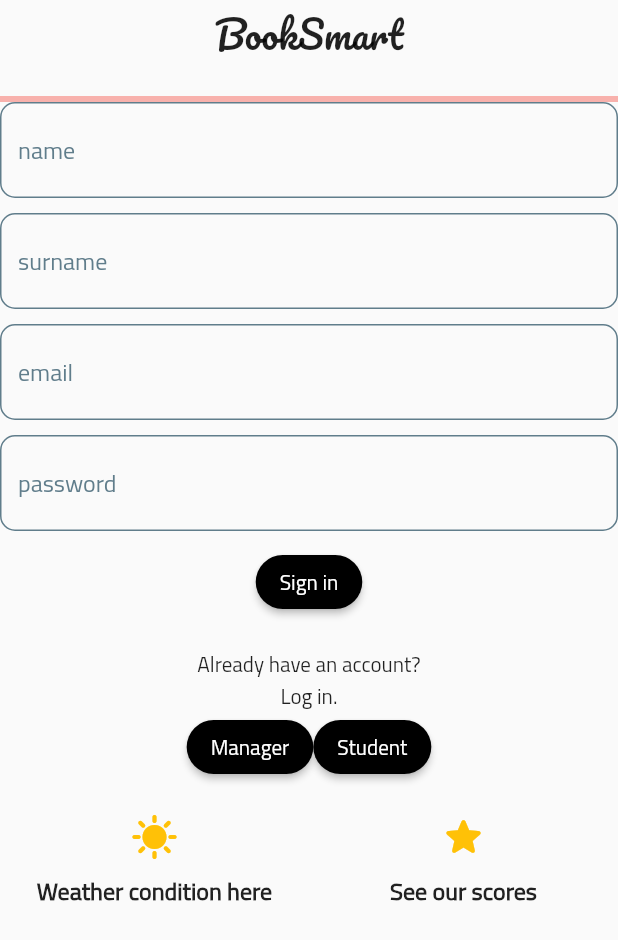
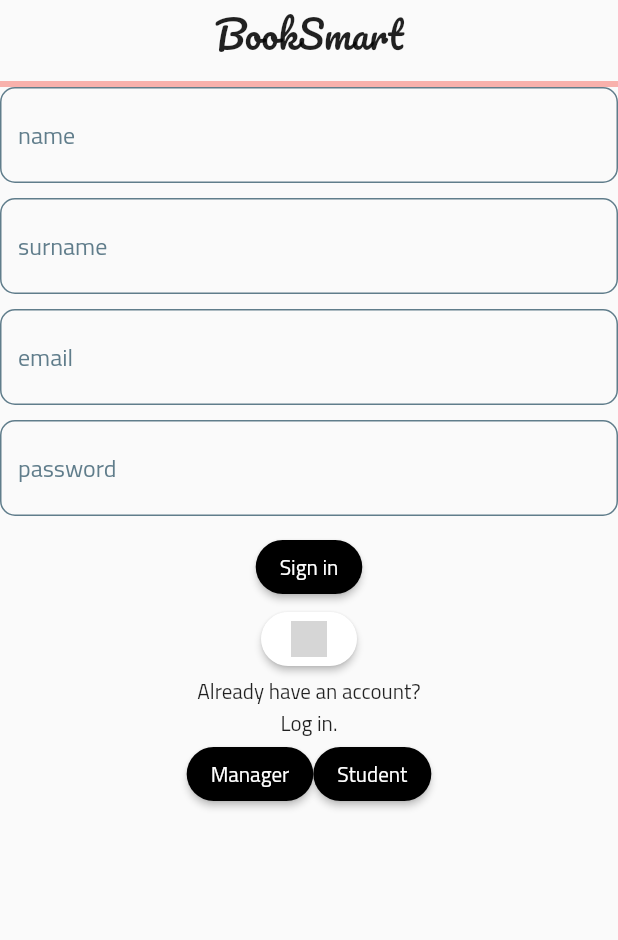
Before and after one commit to minaunal/BookCafe, a Flutter app: the Kayit widget shown alone on an empty page, opened directly, on a phone screen of 412 x 824 dp. Shown: the top 940 px of the screen. Run offline on Flutter 3.47's test engine with Material 2 defaults, Android fonts, the light colour scheme and no system bars; our stand-ins replace cloud_firestore, firebase_auth, firebase_core, flutter_credit_card, flutter_rating_bar, google_sign_in and 2 more; missing offline and left inert: flutter_animated_icons, flutter_barcode_scanner; accounts and stored records are empty; grey boxes are pictures that could not be loaded.

Commit message:
-Added google signing-in feature. -Removed weather and stars from the login screen. Will be added later.

```diff
--- a/lib/kullanicigiris.dart
+++ b/lib/kullanicigiris.dart
@@ -1,4 +1,3 @@
-import 'package:cloud_firestore/cloud_firestore.dart';
 import 'package:fbase/kullaniciekrani.dart';
 import 'package:fbase/main.dart';
 import 'package:firebase_auth/firebase_auth.dart';
@@ -31,10 +30,6 @@ class _KullaniciGirisState extends State<KullaniciGiris> {
     });
     girismail = _email.text.trim();
 
-    FirebaseFirestore.instance
-        .collection('aktif')
-        .doc('user')
-        .update({'ogrenci': true});
   }
 
   void func() {
--- /dev/null
+++ b/lib/logging in/google_sign_in.dart
@@ -0,0 +1,56 @@
+import 'package:flutter/material.dart';
+import 'package:firebase_auth/firebase_auth.dart';
+import 'package:google_sign_in/google_sign_in.dart';
+
+import '../kullaniciekrani.dart';
+
+class signIn extends StatelessWidget {
+  @override
+  Widget build(BuildContext context) {
+    return ElevatedButton(
+      onPressed: () async {
+        await signInWithGoogle(context);
+      },
+
+      style: ElevatedButton.styleFrom(
+        primary: Colors.white, // Buton rengini değiştirmek için
+        onPrimary: Colors.black, // Buton metin rengini değiştirmek için
+        shape: RoundedRectangleBorder(
+          borderRadius: BorderRadius.circular(32),
+        ),
+      ),
+      child: Image.asset(
+        'images/G_logo.png', // Google logosunun bulunduğu dosya yolunu buraya yazın
+        width: 24,
+        height: 24,
+      ),
+    );
+  }
+
+  Future<void> signInWithGoogle(BuildContext context) async {
+    try {
+      final GoogleSignInAccount? googleUser = await GoogleSignIn().signIn();
+      if (googleUser == null) return; // Kullanıcı giriş yapmayı iptal etti.
+
+      final GoogleSignInAuthentication googleAuth = await googleUser.authentication;
+      final AuthCredential credential = GoogleAuthProvider.credential(
+        accessToken: googleAuth.accessToken,
+        idToken: googleAuth.idToken,
+      );
+
+      // Firebase ile kimlik doğrulama
+      final UserCredential userCredential = await FirebaseAuth.instance.signInWithCredential(credential);
+      final User? user = userCredential.user;
+
+      if (user != null) {
+        print('Kullanıcı giriş yaptı: ${user.displayName}');
+        Navigator.of(context).push(MaterialPageRoute(
+            builder: (context) => Kullanici(email: user.email!.trim())));
+      } else {
+        print('Google ile giriş başarısız.');
+      }
+    } catch (e) {
+      print('Google ile giriş hatası: $e');
+    }
+  }
+}
--- a/lib/main.dart
+++ b/lib/main.dart
@@ -1,16 +1,16 @@
-import 'package:cloud_firestore/cloud_firestore.dart';
 import 'package:fbase/hava.dart';
-
 import 'package:fbase/kullanicigiris.dart';
-import 'package:fbase/kupon.dart';
+import 'package:fbase/logging%20in/google_sign_in.dart';
 import 'package:fbase/yildizliste.dart';
 import 'package:fbase/yoneticigiris.dart';
-
+import 'package:google_sign_in/google_sign_in.dart';
 import 'package:firebase_auth/firebase_auth.dart';
 import 'package:flutter/material.dart';
 import 'package:firebase_core/firebase_core.dart';
 import 'package:flutter_animated_icons/icons8.dart';
 import 'package:lottie/lottie.dart';
+
+import 'kullaniciekrani.dart';
 
 Future<void> main() async {
   WidgetsFlutterBinding.ensureInitialized();
@@ -100,6 +100,7 @@ class _KayitState extends State<Kayit> {
         email: _email.text, password: _password.text);
   }
 
+
   @override
   Widget build(BuildContext context) {
     return Container(
@@ -113,7 +114,7 @@ class _KayitState extends State<Kayit> {
             ),
           ),
           SizedBox(
-            height: 20,
+            height: 10,
           ),
           AnimatedProgressIndicator(value: _formProgress),
           TFdesign(
@@ -162,14 +163,15 @@ class _KayitState extends State<Kayit> {
                   },
             child: Text("Sign in"),
           ),
-          SizedBox(
-            height: 20,
-          ),
+          signIn(),
           Text("Already have an account?"),
           Text("Log in."),
+
+
           Row(
             mainAxisAlignment: MainAxisAlignment.center,
             children: <Widget>[
+
               ElevatedButton(
                 style: ElevatedButton.styleFrom(
                   backgroundColor: Colors.black,
@@ -201,7 +203,8 @@ class _KayitState extends State<Kayit> {
               ),
             ],
           ),
-          SizedBox(height: 20),
+          SizedBox(height: 10),
+          /*
           Row(
             children: [
               Expanded(
@@ -259,7 +262,7 @@ class _KayitState extends State<Kayit> {
                 ),
               ),
             ],
-          )
+          )*/
         ],
       ),
     );
```
Also changed, not shown: pubspec.yaml (+3 -13 lines), pubspec.lock, 1 other file.
